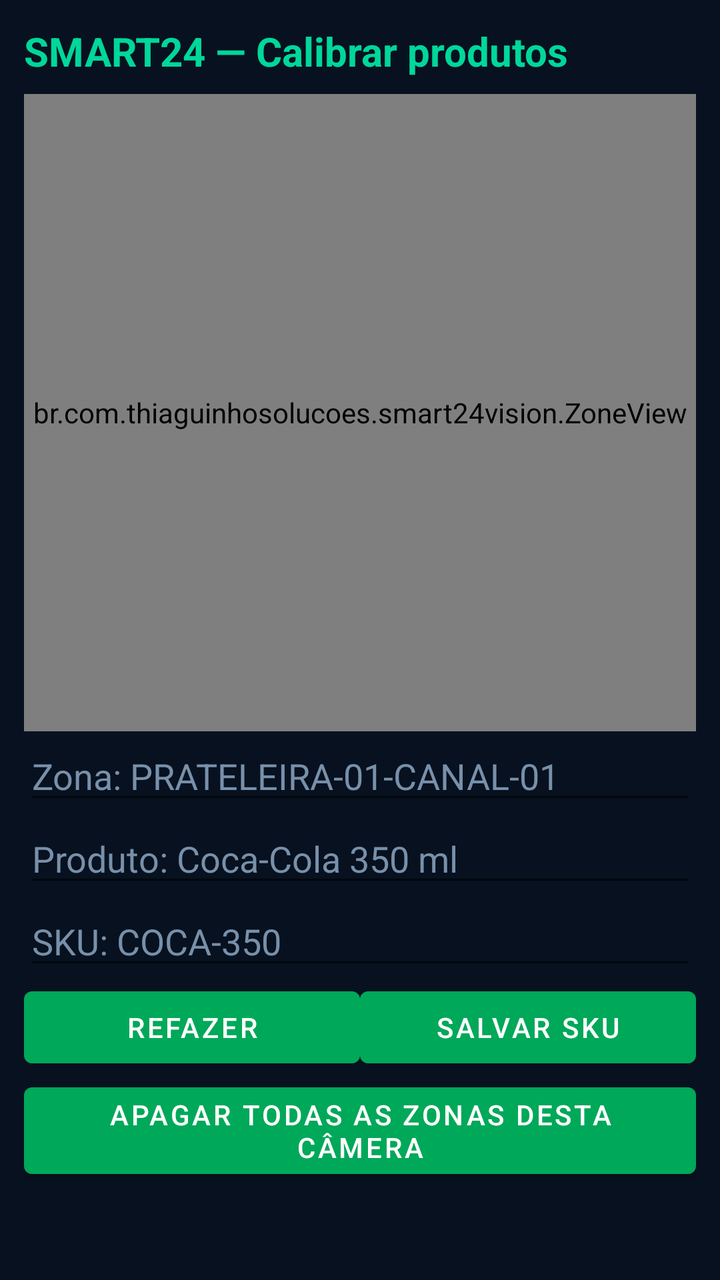
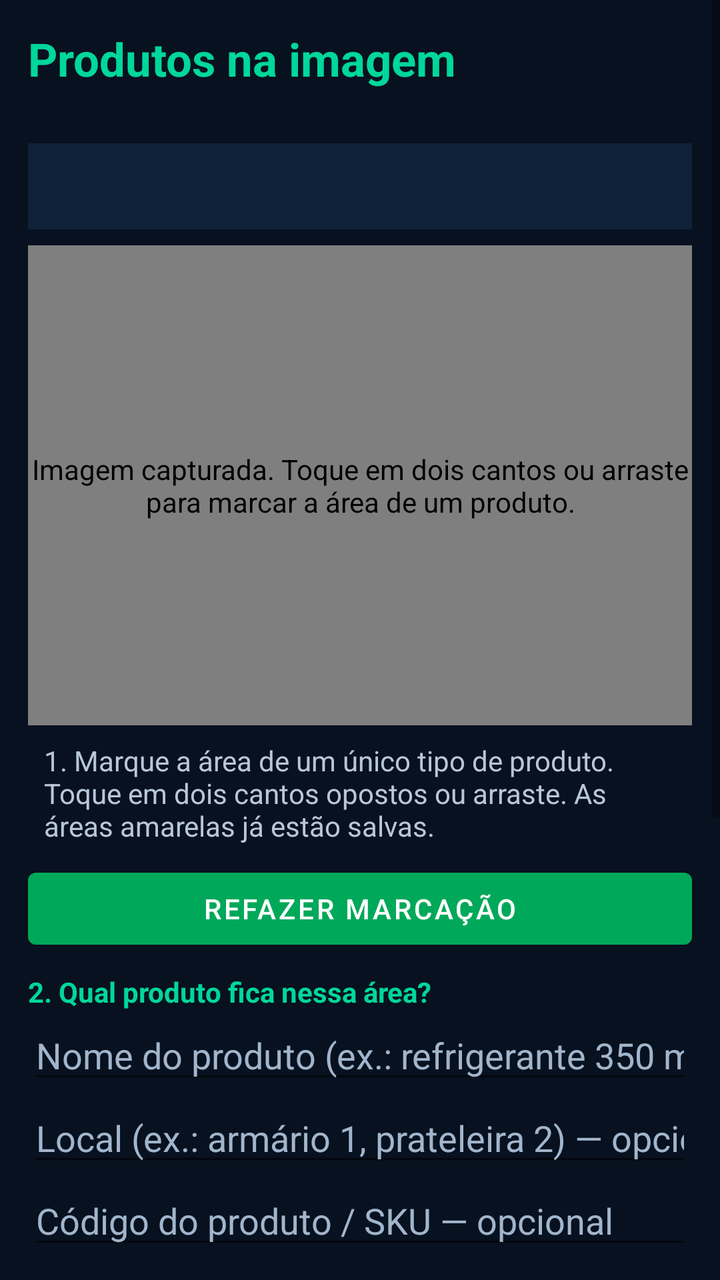

Two renders of the same Android screen: before a commit and after it. Below are the layout's source before the change and the commit's diff.
<!-- AndroidManifest.xml: application theme Theme.Smart24Vision -->
<!-- res/layout/activity_mobile_calibration.xml -->
<?xml version="1.0" encoding="utf-8"?>
<LinearLayout xmlns:android="http://schemas.android.com/apk/res/android"
    android:layout_width="match_parent"
    android:layout_height="match_parent"
    android:orientation="vertical"
    android:background="#07111F"
    android:padding="12dp">

    <TextView
        android:layout_width="match_parent"
        android:layout_height="wrap_content"
        android:text="SMART24 — Calibrar produtos"
        android:textColor="#00D79A"
        android:textSize="20sp"
        android:textStyle="bold" />

    <br.com.thiaguinhosolucoes.smart24vision.ZoneView
        android:id="@+id/mobileZoneView"
        android:layout_width="match_parent"
        android:layout_height="0dp"
        android:layout_weight="1"
        android:background="#000000"
        android:layout_marginTop="8dp" />

    <EditText
        android:id="@+id/mobileZoneIdInput"
        android:layout_width="match_parent"
        android:layout_height="wrap_content"
        android:hint="Zona: PRATELEIRA-01-CANAL-01"
        android:textColor="#FFFFFF"
        android:textColorHint="#7890AA" />

    <EditText
        android:id="@+id/mobileProductNameInput"
        android:layout_width="match_parent"
        android:layout_height="wrap_content"
        android:hint="Produto: Coca-Cola 350 ml"
        android:textColor="#FFFFFF"
        android:textColorHint="#7890AA" />

    <EditText
        android:id="@+id/mobileSkuInput"
        android:layout_width="match_parent"
        android:layout_height="wrap_content"
        android:hint="SKU: COCA-350"
        android:textColor="#FFFFFF"
        android:textColorHint="#7890AA" />

    <LinearLayout
        android:layout_width="match_parent"
        android:layout_height="wrap_content"
        android:orientation="horizontal">

        <Button
            android:id="@+id/mobileResetZoneButton"
            android:layout_width="0dp"
            android:layout_height="wrap_content"
            android:layout_weight="1"
            android:text="Refazer" />

        <Button
            android:id="@+id/mobileSaveZoneButton"
            android:layout_width="0dp"
            android:layout_height="wrap_content"
            android:layout_weight="1"
            android:text="Salvar SKU" />
    </LinearLayout>

    <Button
        android:id="@+id/mobileClearZonesButton"
        android:layout_width="match_parent"
        android:layout_height="wrap_content"
        android:text="Apagar todas as zonas desta câmera" />

    <TextView
        android:id="@+id/mobileCalibrationStatus"
        android:layout_width="match_parent"
        android:layout_height="wrap_content"
        android:textColor="#DCE7F3"
        android:padding="8dp" />
</LinearLayout>
<!-- resources referenced by this layout -->
<resources>
  <style name="Theme.Smart24Vision" parent="Theme.MaterialComponents.DayNight.NoActionBar">
          <item name="colorPrimary">@color/smart_green</item><item name="colorPrimaryVariant">@color/smart_green</item><item name="colorOnPrimary">@color/white</item><item name="android:statusBarColor">@color/smart_dark</item><item name="android:navigationBarColor">@color/smart_dark</item>
      </style>
  <color name="smart_green">#00A859</color>
  <color name="white">#FFFFFF</color>
  <color name="smart_dark">#07111F</color>
</resources>

<!-- the commit's change to res/layout/activity_mobile_calibration.xml (unified diff, before → after) -->
@@ -1,81 +1,23 @@
 <?xml version="1.0" encoding="utf-8"?>
-<LinearLayout xmlns:android="http://schemas.android.com/apk/res/android"
-    android:layout_width="match_parent"
-    android:layout_height="match_parent"
-    android:orientation="vertical"
-    android:background="#07111F"
-    android:padding="12dp">
-
-    <TextView
-        android:layout_width="match_parent"
-        android:layout_height="wrap_content"
-        android:text="SMART24 — Calibrar produtos"
-        android:textColor="#00D79A"
-        android:textSize="20sp"
-        android:textStyle="bold" />
-
-    <br.com.thiaguinhosolucoes.smart24vision.ZoneView
-        android:id="@+id/mobileZoneView"
-        android:layout_width="match_parent"
-        android:layout_height="0dp"
-        android:layout_weight="1"
-        android:background="#000000"
-        android:layout_marginTop="8dp" />
-
-    <EditText
-        android:id="@+id/mobileZoneIdInput"
-        android:layout_width="match_parent"
-        android:layout_height="wrap_content"
-        android:hint="Zona: PRATELEIRA-01-CANAL-01"
-        android:textColor="#FFFFFF"
-        android:textColorHint="#7890AA" />
-
-    <EditText
-        android:id="@+id/mobileProductNameInput"
-        android:layout_width="match_parent"
-        android:layout_height="wrap_content"
-        android:hint="Produto: Coca-Cola 350 ml"
-        android:textColor="#FFFFFF"
-        android:textColorHint="#7890AA" />
-
-    <EditText
-        android:id="@+id/mobileSkuInput"
-        android:layout_width="match_parent"
-        android:layout_height="wrap_content"
-        android:hint="SKU: COCA-350"
-        android:textColor="#FFFFFF"
-        android:textColorHint="#7890AA" />
-
-    <LinearLayout
-        android:layout_width="match_parent"
-        android:layout_height="wrap_content"
-        android:orientation="horizontal">
-
-        <Button
-            android:id="@+id/mobileResetZoneButton"
-            android:layout_width="0dp"
-            android:layout_height="wrap_content"
-            android:layout_weight="1"
-            android:text="Refazer" />
-
-        <Button
-            android:id="@+id/mobileSaveZoneButton"
-            android:layout_width="0dp"
-            android:layout_height="wrap_content"
-            android:layout_weight="1"
-            android:text="Salvar SKU" />
+<ScrollView xmlns:android="http://schemas.android.com/apk/res/android" android:id="@+id/mobileCalibrationRoot" android:layout_width="match_parent" android:layout_height="match_parent" android:background="#07111F" android:fillViewport="true">
+    <LinearLayout android:layout_width="match_parent" android:layout_height="wrap_content" android:orientation="vertical" android:padding="14dp">
+        <TextView android:layout_width="match_parent" android:layout_height="wrap_content" android:text="Produtos na imagem" android:textColor="#00D79A" android:textSize="23sp" android:textStyle="bold" />
+        <TextView android:id="@+id/mobileCalibrationIdentity" android:layout_width="match_parent" android:layout_height="wrap_content" android:textColor="#B7C7D9" android:paddingBottom="8dp" />
+        <TextView android:id="@+id/mobileCalibrationStatus" android:layout_width="match_parent" android:layout_height="wrap_content" android:textColor="#FFFFFF" android:background="#102239" android:padding="12dp" />
+        <br.com.thiaguinhosolucoes.smart24vision.ZoneView android:id="@+id/mobileZoneView" android:layout_width="match_parent" android:layout_height="240dp" android:background="#000000" android:layout_marginTop="8dp" android:contentDescription="Imagem capturada. Toque em dois cantos ou arraste para marcar a área de um produto." />
+        <TextView android:layout_width="match_parent" android:layout_height="wrap_content" android:text="1. Marque a área de um único tipo de produto. Toque em dois cantos opostos ou arraste. As áreas amarelas já estão salvas." android:textColor="#B7C7D9" android:padding="8dp" />
+        <Button android:id="@+id/mobileResetZoneButton" android:layout_width="match_parent" android:layout_height="wrap_content" android:text="Refazer marcação" />
+        <TextView android:layout_width="match_parent" android:layout_height="wrap_content" android:text="2. Qual produto fica nessa área?" android:textColor="#00D79A" android:textStyle="bold" android:paddingTop="8dp" />
+        <EditText android:id="@+id/mobileProductNameInput" android:layout_width="match_parent" android:layout_height="wrap_content" android:hint="Nome do produto (ex.: refrigerante 350 ml)" android:inputType="textCapSentences" android:maxLines="2" android:textColor="#FFFFFF" android:textColorHint="#A1B5CC" />
+        <EditText android:id="@+id/mobileLocationInput" android:layout_width="match_parent" android:layout_height="wrap_content" android:hint="Local (ex.: armário 1, prateleira 2) — opcional" android:inputType="textCapSentences" android:textColor="#FFFFFF" android:textColorHint="#A1B5CC" />
+        <EditText android:id="@+id/mobileSkuInput" android:layout_width="match_parent" android:layout_height="wrap_content" android:hint="Código do produto / SKU — opcional" android:inputType="textCapCharacters" android:textColor="#FFFFFF" android:textColorHint="#A1B5CC" />
+        <TextView android:layout_width="match_parent" android:layout_height="wrap_content" android:text="Se não informar o código, será criada uma referência local. Para corresponder ao catálogo da loja, use o SKU existente. A identificação depende da posição que você marcou." android:textColor="#B7C7D9" android:padding="8dp" />
+        <Button android:id="@+id/mobileSaveZoneButton" android:layout_width="match_parent" android:layout_height="wrap_content" android:text="SALVAR PRODUTO NESTA ÁREA" />
+        <Button android:id="@+id/mobileNewZoneButton" android:layout_width="match_parent" android:layout_height="wrap_content" android:text="CADASTRAR OUTRO PRODUTO" />
+        <TextView android:id="@+id/mobileSavedZonesTitle" android:layout_width="match_parent" android:layout_height="wrap_content" android:textColor="#00D79A" android:textSize="18sp" android:paddingTop="12dp" />
+        <LinearLayout android:id="@+id/mobileSavedZonesList" android:layout_width="match_parent" android:layout_height="wrap_content" android:orientation="vertical" />
+        <Button android:id="@+id/mobileFinishZonesButton" android:layout_width="match_parent" android:layout_height="wrap_content" android:text="CONCLUIR E VOLTAR AO VÍDEO" />
+        <Button android:id="@+id/mobileClearZonesButton" android:layout_width="match_parent" android:layout_height="wrap_content" android:text="Apagar todas as áreas locais desta câmera" />
+        <TextView android:layout_width="match_parent" android:layout_height="wrap_content" android:text="Powered by thIAguinho Soluções Digitais" android:gravity="center" android:textColor="#B7C7D9" android:padding="10dp" />
     </LinearLayout>
-
-    <Button
-        android:id="@+id/mobileClearZonesButton"
-        android:layout_width="match_parent"
-        android:layout_height="wrap_content"
-        android:text="Apagar todas as zonas desta câmera" />
-
-    <TextView
-        android:id="@+id/mobileCalibrationStatus"
-        android:layout_width="match_parent"
-        android:layout_height="wrap_content"
-        android:textColor="#DCE7F3"
-        android:padding="8dp" />
-</LinearLayout>
+</ScrollView>
